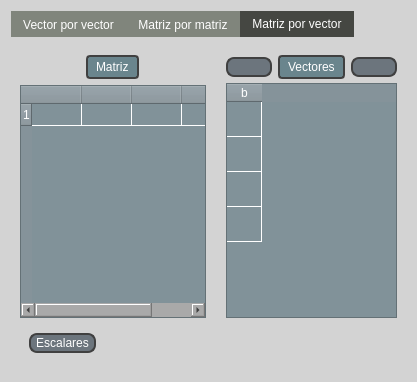
Above: views/QtFiles/vector_window.ui from littlesaturnalien/Matriz_Escalonada before the change. Below: the same form after it.
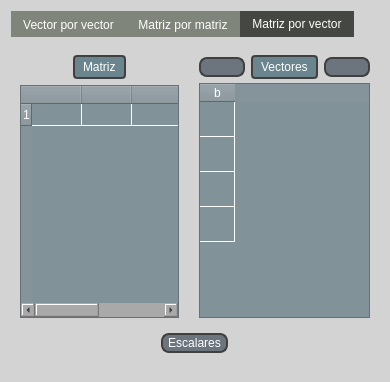
That is the form after the change. Icons and pictures are not drawn.

Commit message: Vector por vector y Matriz por vector finalizados

Diff of the .ui file:
```diff
--- a/views/QtFiles/vector_window.ui
+++ b/views/QtFiles/vector_window.ui
@@ -6,7 +6,7 @@
    <rect>
     <x>0</x>
     <y>0</y>
-    <width>417</width>
+    <width>390</width>
     <height>382</height>
    </rect>
   </property>
@@ -874,6 +874,9 @@
                    <property name="text">
                     <string/>
                    </property>
+                   <property name="flags">
+                    <set>ItemIsDragEnabled|ItemIsDropEnabled|ItemIsUserCheckable|ItemIsEnabled</set>
+                   </property>
                   </item>
                  </widget>
                 </item>
@@ -1037,7 +1040,7 @@
              <property name="bottomMargin">
               <number>0</number>
              </property>
-             <item alignment="Qt::AlignmentFlag::AlignLeft">
+             <item alignment="Qt::AlignmentFlag::AlignHCenter">
               <widget class="QPushButton" name="mxv_solution_button">
                <property name="text">
                 <string>Escalares</string>
```
The commit also changes 5 other files.
